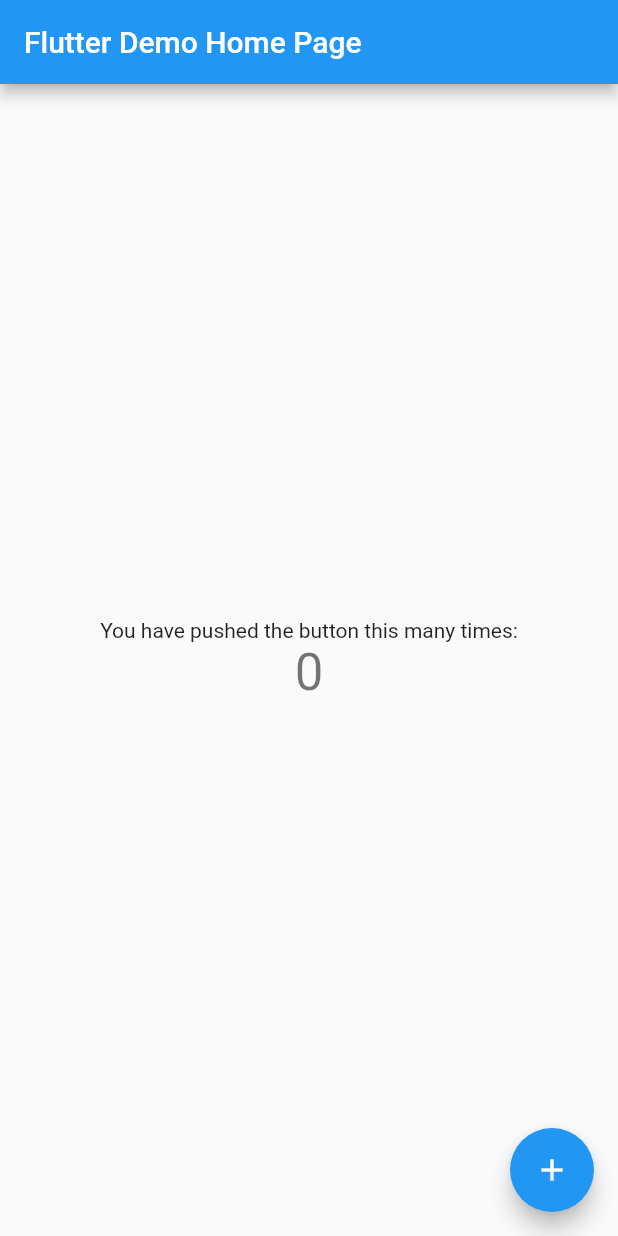
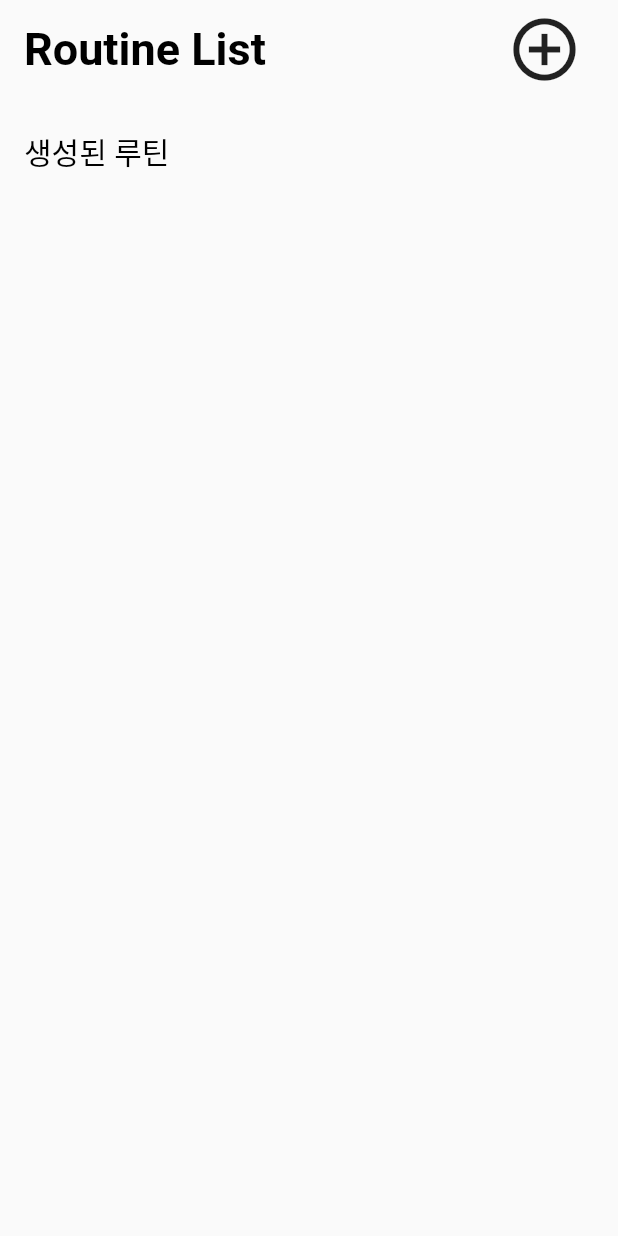
Before and after one commit to hr-stufeed/roufit, a Flutter app: the screen it shows after launch, on a phone screen of 412 x 824 dp. Run offline on Flutter 3.47's test engine with Material 2 defaults, Android fonts, the phone set to English and light mode, and no system bars.

Commit message:
Add Routine Page

```diff
--- a/data/constants.dart
+++ /dev/null
@@ -1 +0,0 @@
-import 'package:flutter/material.dart';
--- /dev/null
+++ b/lib/data/constants.dart
@@ -0,0 +1,3 @@
+import 'package:flutter/material.dart';
+
+const kPageHorizontalPadding = EdgeInsets.symmetric(horizontal: 16.0);
--- a/lib/main.dart
+++ b/lib/main.dart
@@ -1,67 +1,7 @@
 import 'package:flutter/material.dart';
+import 'data/constants.dart';
+import 'scenes/routine_page.dart';
 
 void main() {
-  runApp(MyApp());
+  runApp(RoutinePage());
 }
-
-class MyApp extends StatelessWidget {
-  // This widget is the root of your application.
-  @override
-  Widget build(BuildContext context) {
-    return MaterialApp(
-      title: 'Flutter Demo',
-      theme: ThemeData(
-        primarySwatch: Colors.blue,
-      ),
-      home: MyHomePage(title: 'Flutter Demo Home Page'),
-
-    );
-  }
-}
-
-class MyHomePage extends StatefulWidget {
-  MyHomePage({Key key, this.title}) : super(key: key);
-  final String title;
-
-  @override
-  _MyHomePageState createState() => _MyHomePageState();
-}
-
-class _MyHomePageState extends State<MyHomePage> {
-  int _counter = 0;
-
-  void _incrementCounter() {
-    setState(() {
-      _counter++;
-    });
-  }
-
-  @override
-  Widget build(BuildContext context) {
-
-    return Scaffold(
-      appBar: AppBar(
-        title: Text(widget.title),
-      ),
-      body: Center(
-        child: Column(
-          mainAxisAlignment: MainAxisAlignment.center,
-          children: <Widget>[
-            Text(
-              'You have pushed the button this many times:',
-            ),
-            Text(
-              '$_counter',
-              style: Theme.of(context).textTheme.headline4,
-            ),
-          ],
-        ),
-      ),
-      floatingActionButton: FloatingActionButton(
-        onPressed: _incrementCounter,
-        tooltip: 'Increment',
-        child: Icon(Icons.add),
-      ),
-    );
-  }
-}
--- /dev/null
+++ b/lib/scenes/routine_page.dart
@@ -0,0 +1,51 @@
+import 'package:flutter/material.dart';
+import 'package:hr_app/data/constants.dart';
+
+class RoutinePage extends StatelessWidget {
+  @override
+  Widget build(BuildContext context) {
+    return MaterialApp(
+      home: SafeArea(
+        child: Material(
+          child: Padding(
+            padding: kPageHorizontalPadding,
+            child: Column(
+              crossAxisAlignment: CrossAxisAlignment.start,
+              children: [
+                Row(
+                  mainAxisAlignment: MainAxisAlignment.spaceBetween,
+                  children: [
+                    Text(
+                      'Routine List',
+                      style: TextStyle(
+                        fontSize: 30.0,
+                        fontWeight: FontWeight.bold,
+                        color: Colors.black,
+                      ),
+                    ),
+                    IconButton(
+                      icon: Icon(Icons.add_circle_outline),
+                      iconSize: 50.0,
+                      onPressed: () => {},
+                    )
+                  ],
+                ),
+                SizedBox(
+                  height: 20,
+                ),
+                Text(
+                  '생성된 루틴',
+                  style: TextStyle(
+                    fontSize: 20.0,
+                    fontWeight: FontWeight.normal,
+                    color: Colors.black,
+                  ),
+                ),
+              ],
+            ),
+          ),
+        ),
+      ),
+    );
+  }
+}
--- a/scene/routine_page.dart
+++ /dev/null
@@ -1 +0,0 @@
-import 'package:flutter/material.dart';
```
Also changed, not shown: pubspec.lock, 7 other files.
